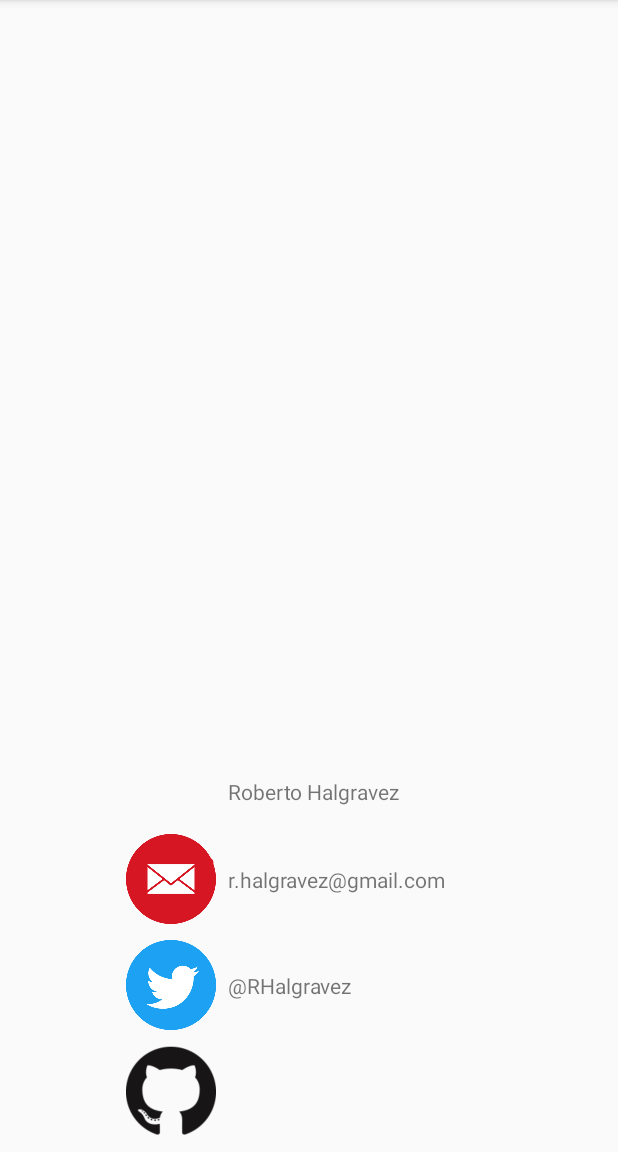
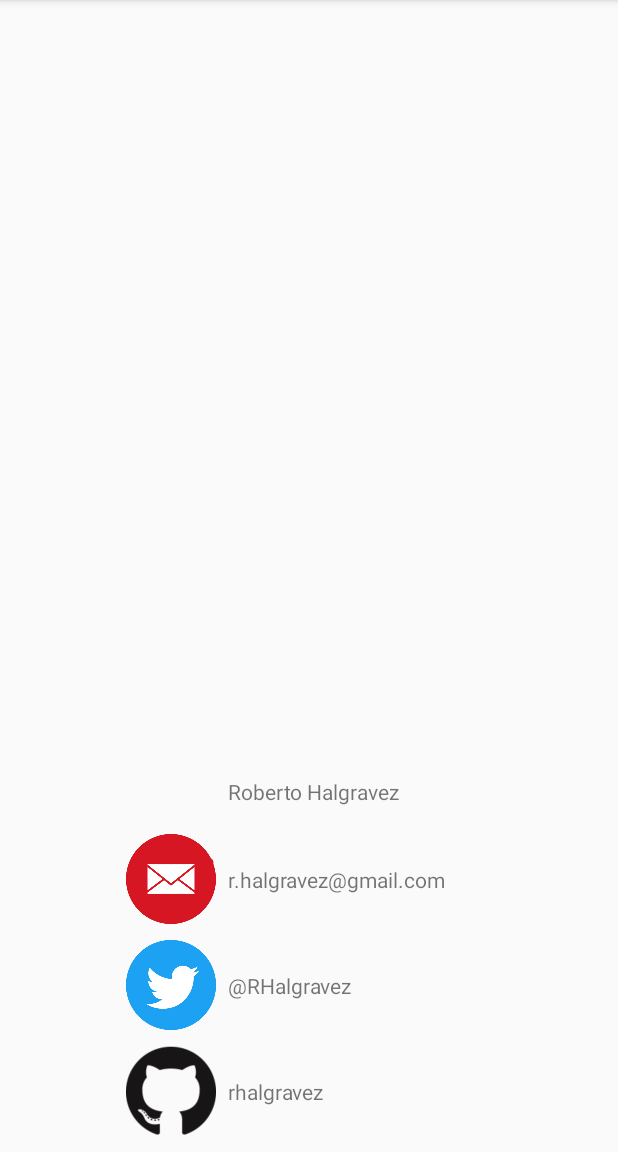
Before and after one commit to rhalgravez/AndroidBootcampSummer2020, an Android app: the screen it shows after launch (MainActivity), on a phone screen of 412 x 824 dp, the part 84-1236 px from its top. Run offline under Robolectric (Android 15) with nearby library versions, the phone set to English and light mode, and no system bars.

Commit message:
Week 3 - Add GitHubTextView Add GitHub TextView (and set the position for this view) and also add its string resource

```diff
--- a/Week3/Assignment3/app/src/main/res/layout/activity_main.xml
+++ b/Week3/Assignment3/app/src/main/res/layout/activity_main.xml
@@ -66,6 +66,16 @@
         app:srcCompat="@drawable/github"
         android:contentDescription="@string/gitHubImageDescription"/>
 
+    <TextView
+        android:id="@+id/githubTextView"
+        android:layout_width="wrap_content"
+        android:layout_height="wrap_content"
+        android:padding="8dp"
+        android:text="@string/personalGithub"
+        app:layout_constraintBottom_toBottomOf="@id/githubImageView"
+        app:layout_constraintStart_toEndOf="@id/githubImageView"
+        app:layout_constraintTop_toTopOf="@id/githubImageView" />
+
     <androidx.constraintlayout.widget.Guideline
         android:id="@+id/horizontalGuideline"
         android:layout_width="wrap_content"
--- a/Week3/Assignment3/app/src/main/res/values/strings.xml
+++ b/Week3/Assignment3/app/src/main/res/values/strings.xml
@@ -9,4 +9,5 @@
     <string name="personalName">Roberto Halgravez</string>
     <string name="personalEmail">r.halgravez@gmail.com</string>
     <string name="personalTwitter">\@RHalgravez</string>
+    <string name="personalGithub">rhalgravez</string>
 </resources>
```
